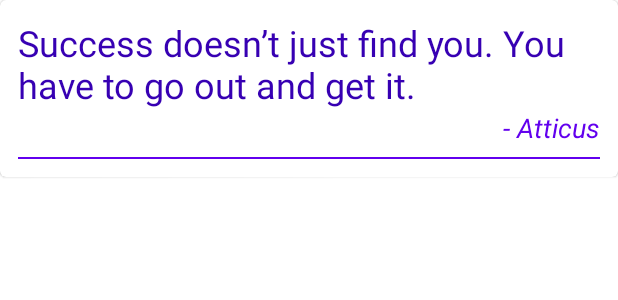
After one commit to bluntbrain/android-quotes, an Android app: the layout item_quote.xml on its own in the app's theme, with its tools: preview values and no code run, on a phone screen of 412 x 824 dp. The commit adds this screen. Shown: the top 300 px of the screen. Run offline under Robolectric (Android 15) with nearby library versions, the phone set to English and light mode, and no system bars.

Commit message:
recycler view with groupie

```diff
--- /dev/null
+++ b/app/src/main/res/layout/item_quote.xml
@@ -0,0 +1,49 @@
+<?xml version="1.0" encoding="utf-8"?>
+<layout xmlns:android="http://schemas.android.com/apk/res/android"
+    xmlns:tools="http://schemas.android.com/tools">
+    <data>
+        <variable name="quote"
+            type="com.ishanlakhwani.mvvmquotesapp.data.db.entities.Quote"/>
+    </data>
+
+    <com.google.android.material.card.MaterialCardView
+        android:layout_width="match_parent"
+        android:layout_height="wrap_content">
+
+        <RelativeLayout
+            android:padding="12dp"
+            android:layout_width="match_parent"
+            android:layout_height="match_parent">
+
+            <TextView
+                android:textAppearance="@style/TextAppearance.AppCompat.Headline"
+                android:id="@+id/quote"
+                android:textColor="@color/colorPrimaryDark"
+                android:layout_width="match_parent"
+                android:layout_height="wrap_content"
+                android:text="@{`'`+quote.quote+`'`}"
+                tools:text="Success doesn’t just find you. You have to go out and get it."/>
+
+            <TextView
+                android:textColor="@color/colorPrimary"
+                android:textAppearance="@style/TextAppearance.AppCompat.Medium"
+                tools:text="- Atticus"
+                android:text="@{`-` + quote.author}"
+                android:layout_alignParentEnd="true"
+                android:layout_below="@id/quote"
+                android:id="@+id/author"
+                android:layout_width="wrap_content"
+                android:layout_height="wrap_content"
+                android:layout_alignParentRight="true"
+                android:textStyle="italic"/>
+
+            <TextView
+                android:layout_marginTop="7dp"
+                android:layout_below="@id/author"
+                android:background="@color/colorPrimary"
+                android:layout_width="match_parent"
+                android:layout_height="1dp"/>
+
+        </RelativeLayout>
+    </com.google.android.material.card.MaterialCardView>
+</layout>
```
Also changed, not shown: app/src/main/java/com/ishanlakhwani/mvvmquotesapp/ui/home/quotes/QuoteItem.kt (added, +17 -0 lines), app/src/main/java/com/ishanlakhwani/mvvmquotesapp/ui/home/quotes/QuotesFragment.kt (+35 -5 lines), app/src/main/res/layout/quotes_fragment.xml (+12 -4 lines).
